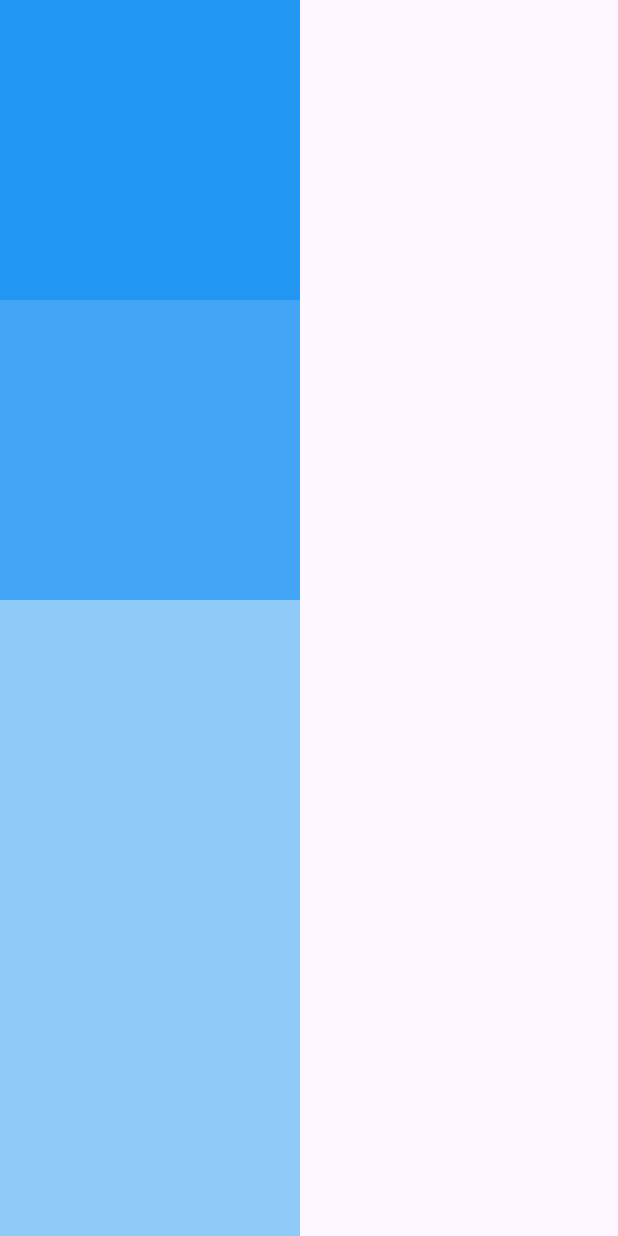
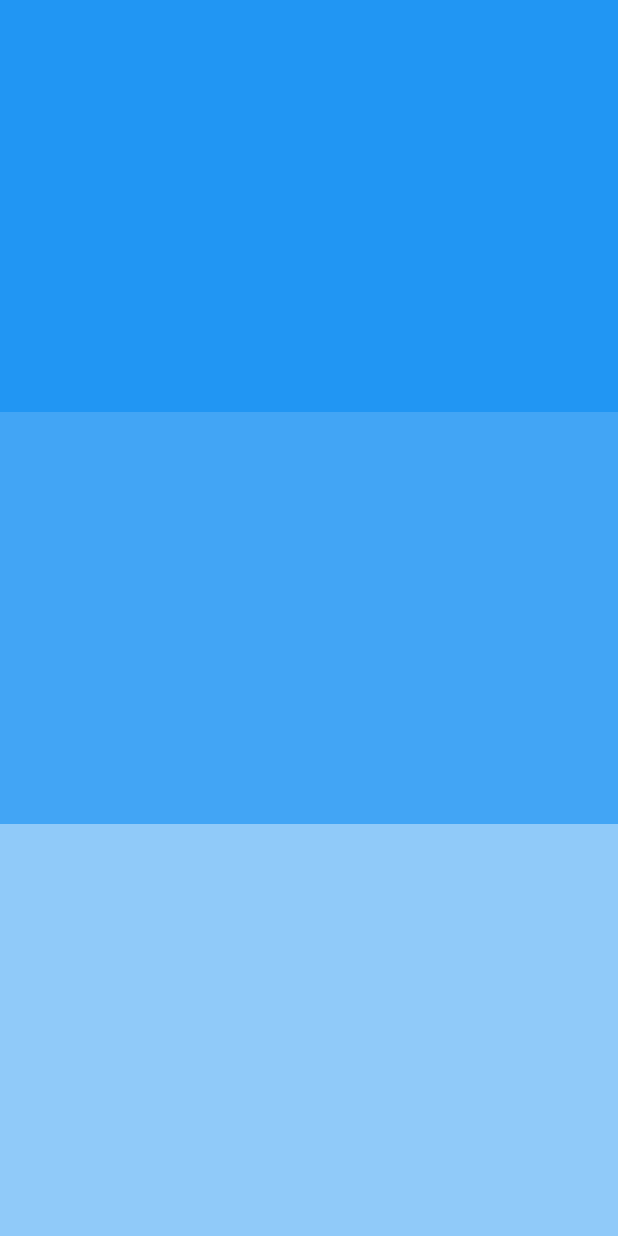
Before and after one commit to Goodvibes74/flutter_application_1, a Flutter app: the screen it shows after launch, on a phone screen of 412 x 824 dp. Run offline on Flutter 3.47's test engine with Material 3 defaults, Android fonts, the phone set to English and light mode, and no system bars.

Commit message:
working in columns - expanding them

```diff
--- a/lib/main.dart
+++ b/lib/main.dart
@@ -62,23 +62,22 @@ class MyApp extends StatelessWidget {
           mainAxisAlignment: MainAxisAlignment.start,*/
           children: [
             //box_1
-            Container(
-                height: 200,
-                width: 200,
-                color: Colors.blue,
+            Expanded(
+              child: Container(
+                  color: Colors.blue,
+              ),
             ),
 
             //box_2
-            Container(
-                height: 200,
-                width: 200,
-                color: Colors.blue[400]
+            Expanded(
+              child: Container(
+                  color: Colors.blue[400]
+              ),
             ),
 
             //box_3
             Expanded(
               child: Container(
-                  width: 200,
                   color: Colors.blue[200]
               ),
             ),
```
